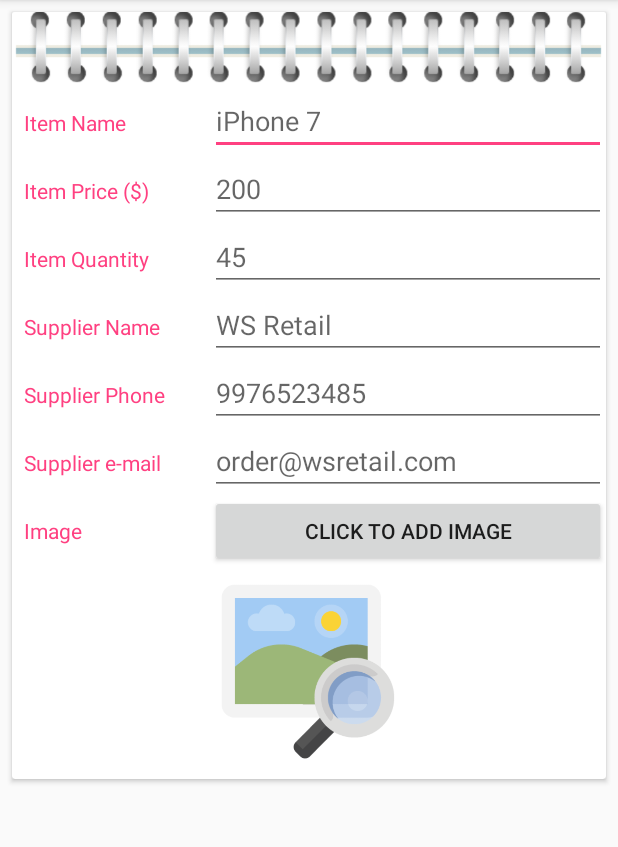
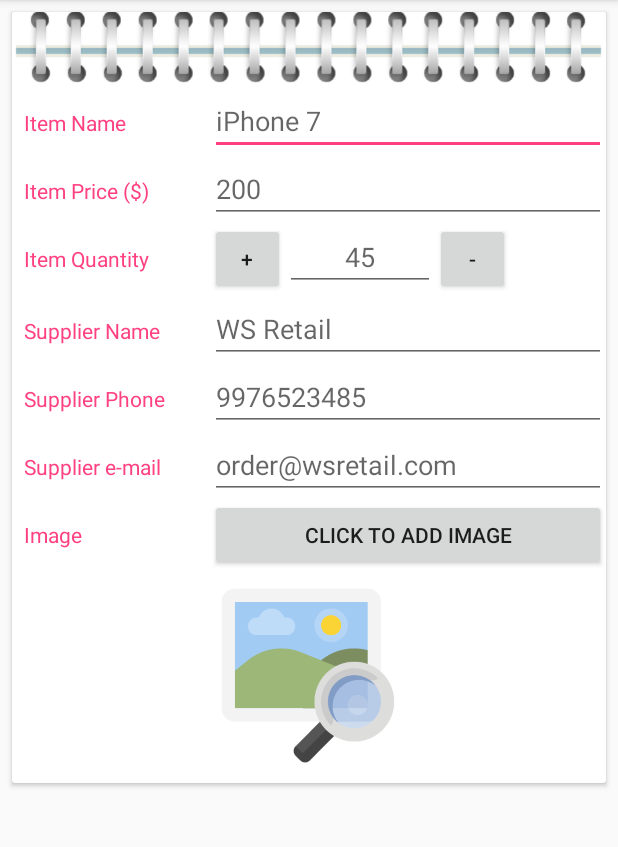
Before and after one commit to deeps2/Inventory_Mgt, an Android app: the screen it shows after launch (MainActivity), on a phone screen of 412 x 824 dp, the part 84-931 px from its top. Run offline under Robolectric (Android 15) with nearby library versions, the phone set to English and light mode, and no system bars; 4 statements that could not run were skipped.

Commit message:
implemented main activity

```diff
--- a/app/src/main/java/com/shikhar/inventory_mgt/InventoryContract.java
+++ b/app/src/main/java/com/shikhar/inventory_mgt/InventoryContract.java
@@ -21,7 +21,7 @@ public class InventoryContract {
         public final static String _ID = BaseColumns._ID;
 
         public final static String COLUMN_ITEM_NAME ="name";
-        public final static String COULMN_ITEM_PRICE = "price";
+        public final static String COLUMN_ITEM_PRICE = "price";
         public final static String COLUMN_ITEM_QUANTITY = "quantity";
         public final static String COLUMN_SUPPLIER_NAME = "supplier";
         public final static String COLUMN_SUPPLIER_PHONE = "phone";
--- a/app/src/main/java/com/shikhar/inventory_mgt/MainActivity.java
+++ b/app/src/main/java/com/shikhar/inventory_mgt/MainActivity.java
@@ -1,22 +1,111 @@
 package com.shikhar.inventory_mgt;
 
+import android.content.ContentUris;
+import android.content.CursorLoader;
+import android.content.Intent;
+import android.content.Loader;
+import android.database.Cursor;
+import android.net.Uri;
+import android.support.design.widget.FloatingActionButton;
+import android.app.LoaderManager;
 import android.support.v7.app.AppCompatActivity;
 import android.os.Bundle;
 import android.view.Menu;
+import android.view.MenuItem;
+import android.view.View;
+import android.widget.AdapterView;
+import android.widget.ListView;
 
-public class MainActivity extends AppCompatActivity {
+public class MainActivity extends AppCompatActivity implements LoaderManager.LoaderCallbacks<Cursor> {
+
+    private static final int INVENTORY_LOADER = 1;
+
+    InventoryCursorAdapter mCursorAdapter;
+
+    @Override
+    public Loader<Cursor> onCreateLoader(int id, Bundle args) {
+        String[] projection = {
+                InventoryContract.InventoryEntry._ID,
+                InventoryContract.InventoryEntry.COLUMN_ITEM_IMAGE,
+                InventoryContract.InventoryEntry.COLUMN_ITEM_NAME,
+                InventoryContract.InventoryEntry.COLUMN_ITEM_PRICE,
+                InventoryContract.InventoryEntry.COLUMN_ITEM_QUANTITY};
+
+        return new CursorLoader(this, InventoryContract.InventoryEntry.CONTENT_URI, projection, null, null, null);
+
+    }
+
+    @Override
+    public void onLoadFinished(Loader<Cursor> loader, Cursor data) {
+        //update with new cursor containing updated pet data
+        mCursorAdapter.swapCursor(data);
+    }
+
+    @Override
+    public void onLoaderReset(Loader<Cursor> loader) {
+        //Callbacks called when data needs to be deleted
+        mCursorAdapter.swapCursor(null);
+    }
 
     @Override
     protected void onCreate(Bundle savedInstanceState) {
         super.onCreate(savedInstanceState);
         setContentView(R.layout.activity_editor);
 
+        //setup FAB top open EditorActivity
+        FloatingActionButton fab = (FloatingActionButton)findViewById(R.id.fab);
+        fab.setOnClickListener(new View.OnClickListener() {
+            @Override
+            public void onClick(View view) {
+                Intent intent = new Intent(MainActivity.this, EditorActivity.class);
+                startActivity(intent);
+            }
+        });
 
+        ListView inventoryListView  = (ListView)findViewById(R.id.list_view);
+        //set the empty view on ListView
+        View emptyView = findViewById(R.id.empty_inventory);
+        inventoryListView.setEmptyView(emptyView);
 
+        mCursorAdapter = new InventoryCursorAdapter(this,null);
+        inventoryListView.setAdapter(mCursorAdapter);
+
+        getLoaderManager().initLoader(INVENTORY_LOADER, null, this);
+
+        //open editor activity when an item is clicked inside list view
+        inventoryListView.setOnItemClickListener(new AdapterView.OnItemClickListener() {
+            @Override
+            public void onItemClick(AdapterView<?> adapterView, View view, int i, long id) {
+                Intent intent =  new Intent(MainActivity.this, EditorActivity.class);
+
+                //Form the content URI that represents the specific item that was clicked on by appending ID to the CONTENT_URI
+                Uri currentitemUri = ContentUris.withAppendedId(InventoryContract.InventoryEntry.CONTENT_URI, id);
+
+                intent.setData(currentitemUri);
+                startActivity(intent);
+            }
+        });
     }
+
     @Override
     public boolean onCreateOptionsMenu(Menu menu) {
         getMenuInflater().inflate(R.menu.menu_main, menu);
         return true;
     }
+
+    @Override
+    public boolean onOptionsItemSelected(MenuItem item) {
+        // User clicked on a menu option in the app bar overflow menu
+        switch (item.getItemId()) {
+            // Respond to a click on the "Delete all entries" menu option
+            case R.id.action_delete_all_entries:
+                deleteAllItems();
+                return true;
+        }
+        return super.onOptionsItemSelected(item);
+    }
+
+    private void deleteAllItems() {
+        getContentResolver().delete(InventoryContract.InventoryEntry.CONTENT_URI, null, null);
+    }
 }
--- a/app/src/main/res/layout/activity_editor.xml
+++ b/app/src/main/res/layout/activity_editor.xml
@@ -72,18 +72,36 @@
 
                     <TextView
                         android:layout_width="0dp"
-                        android:layout_height="wrap_content"
+                        android:layout_height="match_parent"
                         android:layout_weight="1"
                         android:paddingLeft="8dp"
                         android:text="Item Quantity"
+                        android:gravity="center_vertical"
                         android:textColor="@color/colorAccent" />
 
+                    <LinearLayout
+                        android:layout_width="0dp"
+                        android:layout_weight="2"
+                        android:layout_height="wrap_content">
+
+                    <Button
+                        android:layout_width="50dp"
+                        android:layout_height="wrap_content"
+                        android:text="+" />
+
                     <EditText
-                        android:layout_width="0dp"
+                        android:layout_width="100dp"
                         android:layout_height="wrap_content"
-                        android:layout_weight="2"
                         android:inputType="phone"
+                        android:textAlignment="center"
                         android:hint="45" />
+
+                    <Button
+                        android:layout_width="50dp"
+                        android:layout_height="wrap_content"
+                        android:text="-"/>
+
+                    </LinearLayout>
 
                 </LinearLayout>
 
--- a/app/src/main/res/layout/list_item.xml
+++ b/app/src/main/res/layout/list_item.xml
@@ -51,7 +51,7 @@
                         android:textAlignment="center" />
 
                     <TextView
-                        android:id="@+id/textView"
+                        android:id="@+id/price"
                         android:layout_width="match_parent"
                         android:layout_height="match_parent"
                         android:gravity="center_vertical"
@@ -76,6 +76,7 @@
                         android:textAlignment="center" />
 
                     <ImageView
+                        android:id="@+id/sell"
                         android:layout_width="match_parent"
                         android:layout_height="50dp"
                         android:src="@drawable/sale" />
@@ -96,6 +97,7 @@
                         android:textAlignment="center" />
 
                     <TextView
+                        android:id="@+id/quantity"
                         android:layout_width="match_parent"
                         android:layout_height="50dp"
                         android:gravity="center"
```
Also changed, not shown: app/src/main/java/com/shikhar/inventory_mgt/InventoryContractAdapter.java (deleted, +0 -8 lines), app/src/main/java/com/shikhar/inventory_mgt/InventoryCursorAdapter.java (added, +71 -0 lines).
